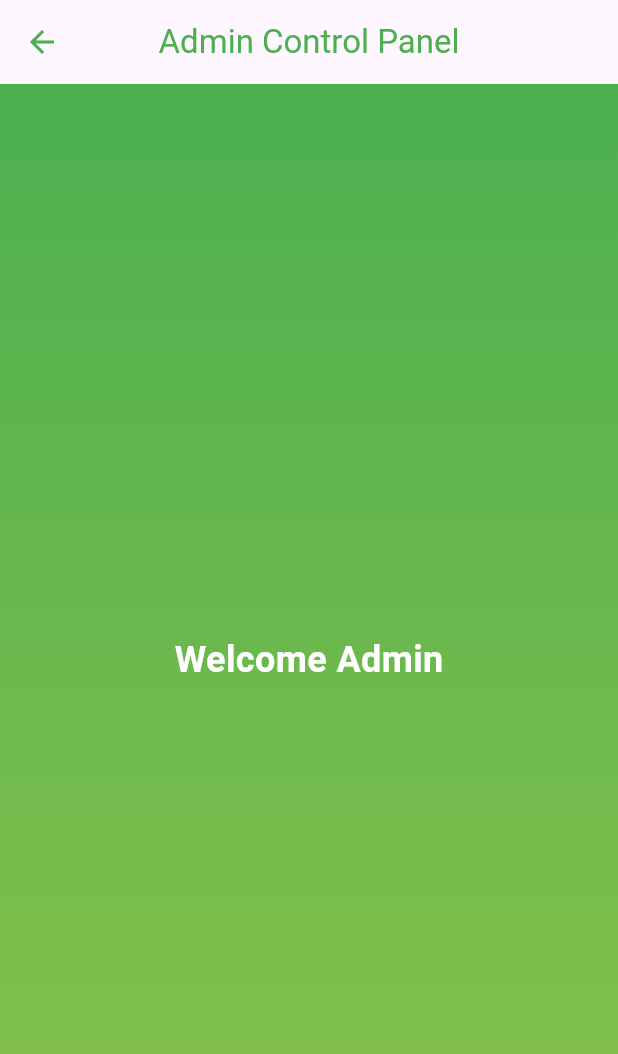
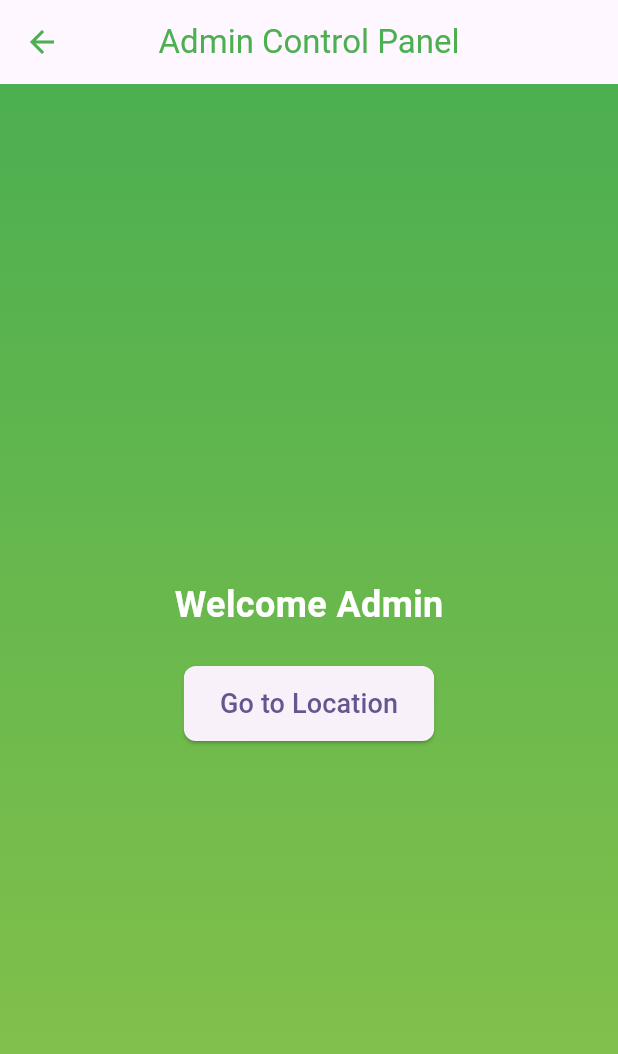
Before and after one commit to SiberiusBro/Aframes, a Flutter app: the AdminControlPanel screen opened directly, on a phone screen of 412 x 824 dp. Shown: the top 1054 px of the screen. Run offline on Flutter 3.47's test engine with Material 3 defaults, Android fonts, the phone set to English and light mode, and no system bars.

Commit message:
App initial

```diff
--- a/lib/admin_control_panel.dart
+++ b/lib/admin_control_panel.dart
@@ -1,9 +1,23 @@
 import 'package:flutter/material.dart';
+import 'package:url_launcher/url_launcher.dart';
 import 'pages/welcome_page.dart';
 import 'back button/CustomAppBar.dart';
 
 class AdminControlPanel extends StatelessWidget {
   const AdminControlPanel({super.key});
+
+  // Function to open GPS location
+  Future<void> _openMap() async {
+    const latitude = 45.09220837714519; // Example latitude
+    const longitude = 24.366372986649264; // Example longitude
+    final googleMapsUrl =
+        'https://www.google.com/maps/search/?api=1&query=$latitude,$longitude';
+    if (await canLaunch(googleMapsUrl)) {
+      await launch(googleMapsUrl);
+    } else {
+      throw 'Could not open the map.';
+    }
+  }
 
   @override
   Widget build(BuildContext context) {
@@ -23,8 +37,11 @@ class AdminControlPanel extends StatelessWidget {
             colors: [Colors.green, Colors.lightGreen],
           ),
         ),
-        child: const Center(
-          child: Text(
+        child: Center(
+          child: Column(
+            mainAxisAlignment: MainAxisAlignment.center,
+            children: [
+              const Text(
                 'Welcome Admin',
                 style: TextStyle(
                   fontSize: 24,
@@ -32,6 +49,25 @@ class AdminControlPanel extends StatelessWidget {
                   color: Colors.white,
                 ),
               ),
+              const SizedBox(height: 24),
+              ElevatedButton(
+                onPressed: _openMap,
+                style: ElevatedButton.styleFrom(
+                  padding: const EdgeInsets.symmetric(
+                    vertical: 12.0,
+                    horizontal: 24.0,
+                  ),
+                  shape: RoundedRectangleBorder(
+                    borderRadius: BorderRadius.circular(8),
+                  ),
+                ),
+                child: const Text(
+                  'Go to Location',
+                  style: TextStyle(fontSize: 18),
+                ),
+              ),
+            ],
+          ),
         ),
       ),
     );
--- a/pubspec.yaml
+++ b/pubspec.yaml
@@ -35,6 +35,7 @@ dependencies:
   # The following adds the Cupertino Icons font to your application.
   # Use with the CupertinoIcons class for iOS style icons.
   cupertino_icons: ^1.0.8
+  url_launcher: ^6.1.5
 
 dev_dependencies:
   flutter_test:
```
Also changed, not shown: pubspec.lock, 6 other files. Lines whose indentation alone changed are shown as unchanged.
